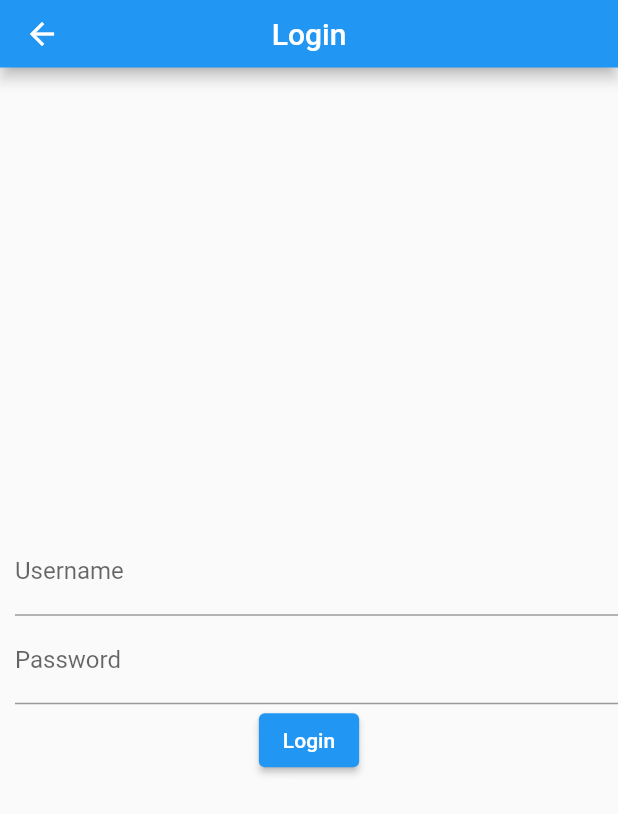
After one commit to ofirmirkin/Athlete-Alert, a Flutter app: the LogInWatch screen opened directly, after a tap on "Login", on a phone screen of 412 x 824 dp. The commit adds this screen. Shown: the top 814 px of the screen. Run offline on Flutter 3.47's test engine with Material 2 defaults, Android fonts, the phone set to English and light mode, and no system bars; our stand-ins replace awesome_snackbar_content, firebase_auth, firebase_core, firebase_database, flutter_dotenv, flutter_typeahead and 4 more; missing offline and left inert: flutter_google_places, google_api_headers, google_maps_webservice, twilio_flutter; accounts and stored records are empty; network calls fail.

Commit message:
Log in implemented and working!

```diff
--- /dev/null
+++ b/lib/LogInWatch.dart
@@ -0,0 +1,89 @@
+import 'package:firebase_auth/firebase_auth.dart';
+import 'package:flutter/material.dart';
+import 'WatchLocation.dart';
+
+class LogInWatch extends StatefulWidget {
+  const LogInWatch({Key? key}) : super(key: key);
+
+  @override
+  State<LogInWatch> createState() => _LogInWatch();
+}
+
+class _LogInWatch extends State<LogInWatch> {
+
+  //Controllers
+  final _emailController = TextEditingController();
+  final _passwordController = TextEditingController();
+
+  Future logIn() async {
+    try {
+      await FirebaseAuth.instance.signInWithEmailAndPassword(
+        email: _emailController.text.trim(),
+        password: _passwordController.text.trim(),
+      );
+    } on FirebaseAuthException catch (e) {
+      print('Failed with error code: ${e.code}');
+      print(e.message);
+    }
+  }
+
+  @override
+  void dispose() {
+    _emailController.dispose();
+    _passwordController.dispose();
+    super.dispose();
+  }
+
+  @override
+  void initState() {
+    WatchLocation loc = WatchLocation();
+    loc.askPermission();
+    super.initState();
+  }
+
+  @override
+  Widget build(BuildContext context) {
+    return Scaffold(
+      appBar: AppBar(
+        centerTitle: true,
+        toolbarHeight: 45.0,
+        title: const Text('Login'),
+      ),
+      body: Center(
+        child: SafeArea(
+          child: Column(
+            mainAxisAlignment: MainAxisAlignment.center,
+            children: [
+                Padding(
+                  padding: const EdgeInsets.only(left: 10.0),
+                  child: TextFormField(
+                    keyboardType: TextInputType.emailAddress,
+                    controller: _emailController,
+                    decoration: const InputDecoration(
+                        labelText: 'Username',
+                    ),
+                  ),
+                ),
+                Padding(
+                  padding: const EdgeInsets.only(left: 10.0),
+                  child: TextFormField(
+                    obscureText: true,
+                    controller: _passwordController,
+                    decoration: const InputDecoration(
+                      labelText: 'Password',
+                    ),
+                  ),
+                ),
+              ElevatedButton(
+                onPressed: () {
+                  logIn();
+                },
+                child: const Text('Login'),
+              ),
+            ],
+          ),
+        ),
+      ),
+    );
+  }
+}
--- a/lib/WatchLocation.dart
+++ b/lib/WatchLocation.dart
@@ -5,7 +5,6 @@ class WatchLocation {
 
   WatchLocation() {
     location = Location();
-    location.enableBackgroundMode(enable: true);
   }
 
   void askPermission() async {
@@ -16,7 +15,7 @@ class WatchLocation {
     if (!serviceEnabled) {
       serviceEnabled = await location.requestService();
       if (!serviceEnabled) {
-        Future.error('Location services are disabled.');
+        return Future.error('Location services are disabled.');
       }
     }
 
@@ -24,9 +23,10 @@ class WatchLocation {
     if (permissionGranted == PermissionStatus.denied) {
       permissionGranted = await location.requestPermission();
       if (permissionGranted != PermissionStatus.granted) {
-        Future.error('Location permissions are denied');
+        return Future.error('Location permissions are denied');
       }
     }
+    location.enableBackgroundMode(enable: true);
   }
 
   Future<LocationData> determinePosition() {
--- /dev/null
+++ b/lib/WatchMainPage.dart
@@ -0,0 +1,22 @@
+import 'package:firebase_auth/firebase_auth.dart';
+import 'package:flutter/material.dart';
+import 'package:never_surf_alone/LogInWatch.dart';
+import 'package:never_surf_alone/watch_map.dart';
+
+class WatchMainPage extends StatelessWidget {
+  const WatchMainPage({super.key});
+
+  @override
+  Widget build(BuildContext context) {
+    return Scaffold(
+        body: StreamBuilder<User?>(
+            stream: FirebaseAuth.instance.authStateChanges(),
+            builder: (context, snapshot) {
+              if (snapshot.hasData) {
+                return WatchMap();
+              } else {
+                return LogInWatch();
+              }
+            }));
+  }
+}
--- a/lib/map_decision.dart
+++ b/lib/map_decision.dart
@@ -1,4 +1,5 @@
 import 'package:flutter/material.dart';
+import 'WatchMainPage.dart';
 import 'watch_map.dart';
 import'main_page.dart';
 
@@ -12,7 +13,7 @@ class MapDecision extends StatelessWidget {
 
         // Watch-sized device
         if (constraints.maxWidth < 300) {
-          return WatchMap();
+          return WatchMainPage();
         }
         // Phone-sized device
         else {
--- a/lib/watch_map.dart
+++ b/lib/watch_map.dart
@@ -44,8 +44,6 @@ class WatchMapState extends State<WatchMap> {
 
   @override
   void initState() {
-    WatchLocation loc = WatchLocation();
-    loc.askPermission();
     super.initState();
   }
 
```
